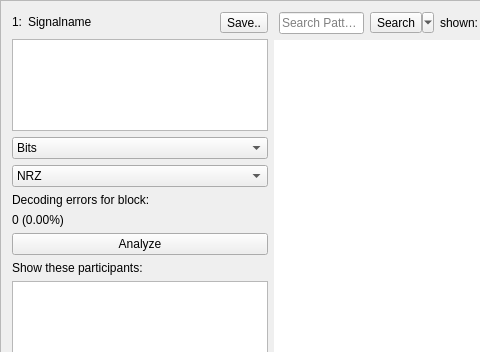
Qt form ui/analysis_frame.ui (jopohl/urh) before a commit; both pictures show x 0 to 480 and y 0 to 352 of the 894 by 622 pixel window.
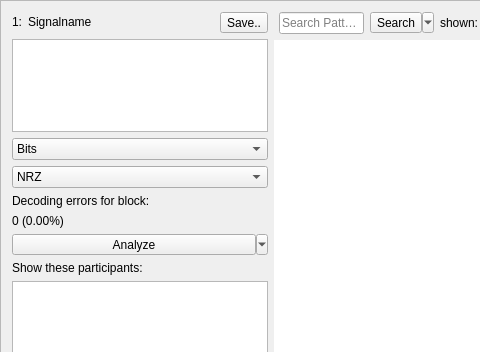
The same form after that commit. Icons and pictures are not drawn. Custom widgets are drawn as their Qt base class.

```diff
--- a/ui/analysis_frame.ui
+++ b/ui/analysis_frame.ui
@@ -66,7 +66,7 @@
      <property name="handleWidth">
       <number>2</number>
      </property>
-     <widget class="QWidget" name="">
+     <widget class="QWidget" name="layoutWidget">
       <layout class="QHBoxLayout" name="horizontalLayout_5">
        <item>
         <layout class="QVBoxLayout" name="verticalLayout_4">
@@ -269,10 +269,22 @@
           </widget>
          </item>
          <item>
-          <widget class="QPushButton" name="btnAnalyze">
+          <widget class="QToolButton" name="btnAnalyze">
+           <property name="sizePolicy">
+            <sizepolicy hsizetype="Preferred" vsizetype="Fixed">
+             <horstretch>0</horstretch>
+             <verstretch>0</verstretch>
+            </sizepolicy>
+           </property>
            <property name="text">
             <string>Analyze</string>
            </property>
+           <property name="popupMode">
+            <enum>QToolButton::MenuButtonPopup</enum>
+           </property>
+           <property name="toolButtonStyle">
+            <enum>Qt::ToolButtonTextOnly</enum>
+           </property>
           </widget>
          </item>
          <item>
@@ -801,7 +813,7 @@
        </item>
       </layout>
      </widget>
-     <widget class="QWidget" name="">
+     <widget class="QWidget" name="layoutWidget">
       <layout class="QHBoxLayout" name="horizontalLayout">
        <item>
         <layout class="QVBoxLayout" name="verticalLayout_2">
```
